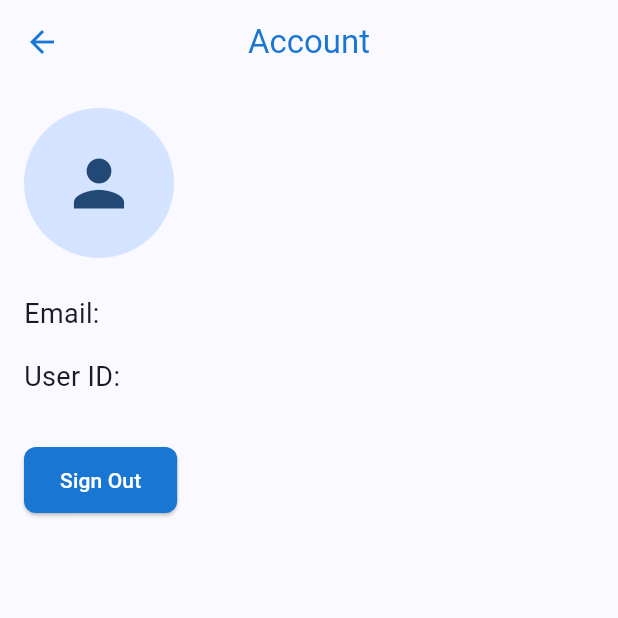
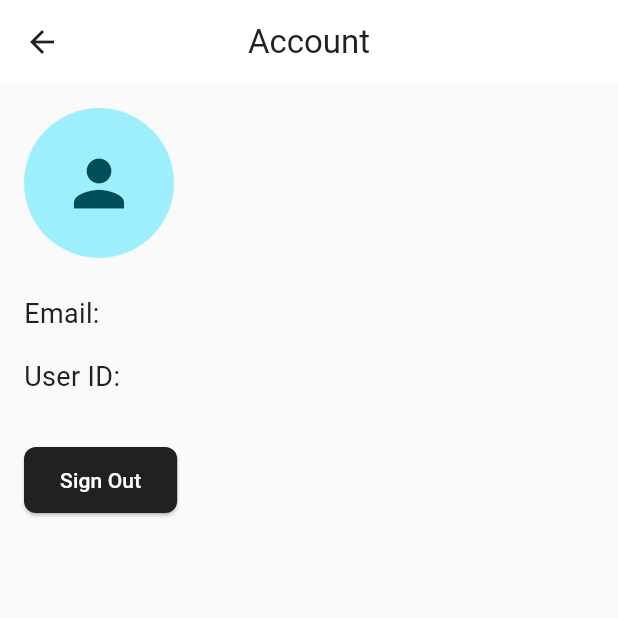
Before and after one commit to savak1990/ahorro-ui, a Flutter app: the screen it shows after launch, after a tap on the "person" icon, on a phone screen of 412 x 824 dp, the top half of it. Run offline on Flutter 3.47's test engine with Material 3 defaults, Android fonts, the phone set to English and light mode, and no system bars; missing offline and left inert: amplify_auth_cognito, amplify_authenticator, amplify_flutter.

Commit message:
color palette
changing color palette

```diff
--- a/lib/main.dart
+++ b/lib/main.dart
@@ -67,45 +67,137 @@
         theme: ThemeData(
           useMaterial3: true,
           primaryColor: AppColors.primary,
+          scaffoldBackgroundColor: AppColors.background,
           colorScheme: ColorScheme.fromSeed(
             seedColor: AppColors.primary,
             primary: AppColors.primary,
             secondary: AppColors.accent,
+            surface: AppColors.surface,
+            background: AppColors.background,
+            error: AppColors.error,
             brightness: Brightness.light,
           ),
           appBarTheme: const AppBarTheme(
             centerTitle: true,
             elevation: 0,
-            backgroundColor: Colors.transparent,
+            backgroundColor: AppColors.surface,
             foregroundColor: AppColors.primary,
+            iconTheme: IconThemeData(color: AppColors.primary),
           ),
           elevatedButtonTheme: ElevatedButtonThemeData(
             style: ElevatedButton.styleFrom(
               backgroundColor: AppColors.primary,
-              foregroundColor: Colors.white,
+              foregroundColor: AppColors.surface,
               padding: const EdgeInsets.symmetric(horizontal: 24, vertical: 12),
               shape: RoundedRectangleBorder(
                 borderRadius: BorderRadius.circular(8),
               ),
             ),
           ),
+          textButtonTheme: TextButtonThemeData(
+            style: TextButton.styleFrom(
+              foregroundColor: AppColors.primary,
+            ),
+          ),
           inputDecorationTheme: InputDecorationTheme(
+            filled: true,
+            fillColor: AppColors.surface,
             border: OutlineInputBorder(
               borderRadius: BorderRadius.circular(8),
+              borderSide: const BorderSide(color: AppColors.border),
+            ),
+            enabledBorder: OutlineInputBorder(
+              borderRadius: BorderRadius.circular(8),
+              borderSide: const BorderSide(color: AppColors.border),
             ),
             focusedBorder: OutlineInputBorder(
               borderRadius: BorderRadius.circular(8),
               borderSide: const BorderSide(color: AppColors.primary, width: 2),
             ),
+            errorBorder: OutlineInputBorder(
+              borderRadius: BorderRadius.circular(8),
+              borderSide: const BorderSide(color: AppColors.error),
+            ),
+            labelStyle: const TextStyle(color: AppColors.textSecondary),
+            hintStyle: const TextStyle(color: AppColors.textHint),
+          ),
+          textTheme: const TextTheme(
+            bodyLarge: TextStyle(color: AppColors.textPrimary),
+            bodyMedium: TextStyle(color: AppColors.textPrimary),
+            titleLarge: TextStyle(color: AppColors.textPrimary),
+            titleMedium: TextStyle(color: AppColors.textPrimary),
+          ),
+          dividerTheme: const DividerThemeData(
+            color: AppColors.divider,
+            thickness: 1,
           ),
         ),
         darkTheme: ThemeData(
           useMaterial3: true,
+          primaryColor: AppColors.primary,
+          scaffoldBackgroundColor: const Color(0xFF121212),
           colorScheme: ColorScheme.fromSeed(
             seedColor: AppColors.primary,
-            primary: AppColors.primary,
+            primary: AppColors.surface,
             secondary: AppColors.accent,
+            surface: const Color(0xFF1E1E1E),
+            background: const Color(0xFF121212),
+            error: AppColors.error,
             brightness: Brightness.dark,
+          ),
+          appBarTheme: const AppBarTheme(
+            centerTitle: true,
+            elevation: 0,
+            backgroundColor: Color(0xFF1E1E1E),
+            foregroundColor: AppColors.surface,
+            iconTheme: IconThemeData(color: AppColors.surface),
+          ),
+          elevatedButtonTheme: ElevatedButtonThemeData(
+            style: ElevatedButton.styleFrom(
+              backgroundColor: AppColors.surface,
+              foregroundColor: AppColors.primary,
+              padding: const EdgeInsets.symmetric(horizontal: 24, vertical: 12),
+              shape: RoundedRectangleBorder(
+                borderRadius: BorderRadius.circular(8),
+              ),
+            ),
+          ),
+          textButtonTheme: TextButtonThemeData(
+            style: TextButton.styleFrom(
+              foregroundColor: AppColors.surface,
+            ),
+          ),
+          inputDecorationTheme: InputDecorationTheme(
+            filled: true,
+            fillColor: const Color(0xFF1E1E1E),
+            border: OutlineInputBorder(
+              borderRadius: BorderRadius.circular(8),
+              borderSide: const BorderSide(color: AppColors.border),
+            ),
+            enabledBorder: OutlineInputBorder(
+              borderRadius: BorderRadius.circular(8),
+              borderSide: const BorderSide(color: AppColors.border),
+            ),
+            focusedBorder: OutlineInputBorder(
+              borderRadius: BorderRadius.circular(8),
+              borderSide: const BorderSide(color: AppColors.surface, width: 2),
+            ),
+            errorBorder: OutlineInputBorder(
+              borderRadius: BorderRadius.circular(8),
+              borderSide: const BorderSide(color: AppColors.error),
+            ),
+            labelStyle: const TextStyle(color: AppColors.textSecondary),
+            hintStyle: const TextStyle(color: AppColors.textHint),
+          ),
+          textTheme: const TextTheme(
+            bodyLarge: TextStyle(color: AppColors.surface),
+            bodyMedium: TextStyle(color: AppColors.surface),
+            titleLarge: TextStyle(color: AppColors.surface),
+            titleMedium: TextStyle(color: AppColors.surface),
+          ),
+          dividerTheme: const DividerThemeData(
+            color: Color(0xFF2C2C2C),
+            thickness: 1,
           ),
         ),
         themeMode: ThemeMode.system,
--- a/lib/src/constants/app_colors.dart
+++ b/lib/src/constants/app_colors.dart
@@ -1,11 +1,26 @@
 import 'package:flutter/material.dart';
 
 class AppColors {
-  static const Color primary = Color(0xFF1976D2); // Blue
-  static const Color accent = Color(0xFFFFC107);  // Amber
-  static const Color background = Color(0xFFF5F5F5); // Light grey
-  static const Color text = Color(0xFF212121); // Dark text
-  static const Color error = Color(0xFFD32F2F); // Red
+  // Основные цвета
+  static const Color primary = Color(0xFF212121);    // Темно-серый
+  static const Color accent = Color(0xFF757575);     // Серый
+  static const Color background = Color(0xFFFAFAFA); // Почти белый
+  static const Color surface = Color(0xFFFFFFFF);    // Белый
+  static const Color error = Color(0xFF424242);      // Темно-серый для ошибок
+
+  // Текстовые цвета
+  static const Color textPrimary = Color(0xFF212121);   // Основной текст
+  static const Color textSecondary = Color(0xFF757575); // Вторичный текст
+  static const Color textHint = Color(0xFFBDBDBD);      // Подсказки
+
+  // Границы и разделители
+  static const Color divider = Color(0xFFE0E0E0);    // Разделители
+  static const Color border = Color(0xFFBDBDBD);     // Границы
+
+  // Состояния
+  static const Color disabled = Color(0xFFBDBDBD);   // Неактивные элементы
+  static const Color selected = Color(0xFFE0E0E0);   // Выбранные элементы
+  static const Color hover = Color(0xFFF5F5F5);      // При наведении
 
   // Add more colors as needed
 }
```
